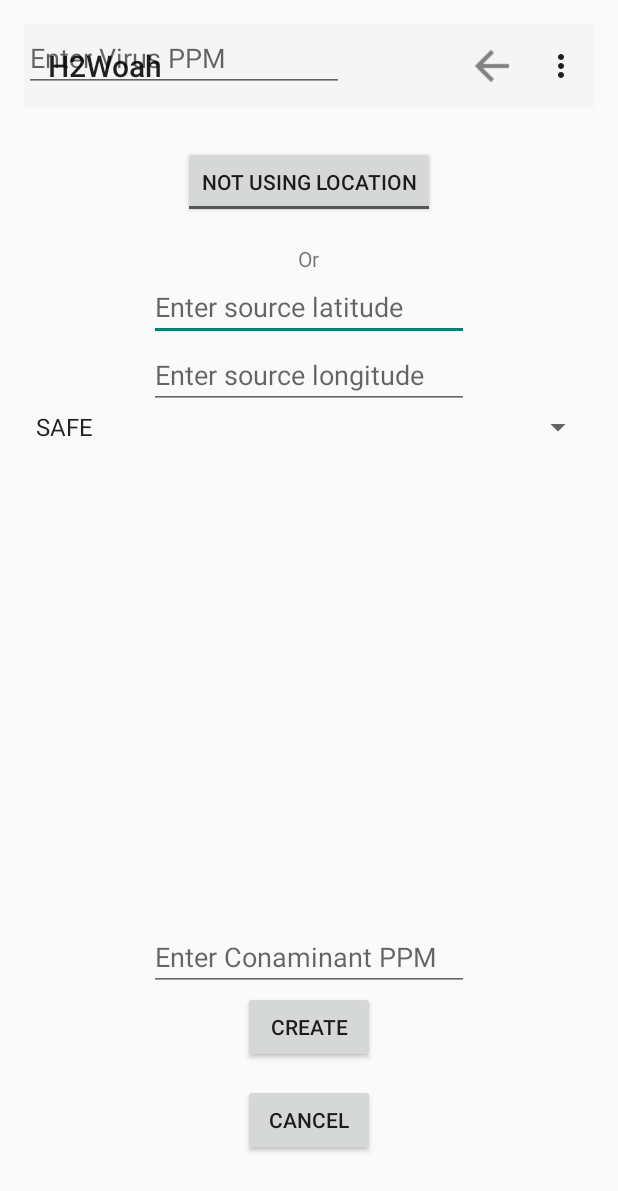
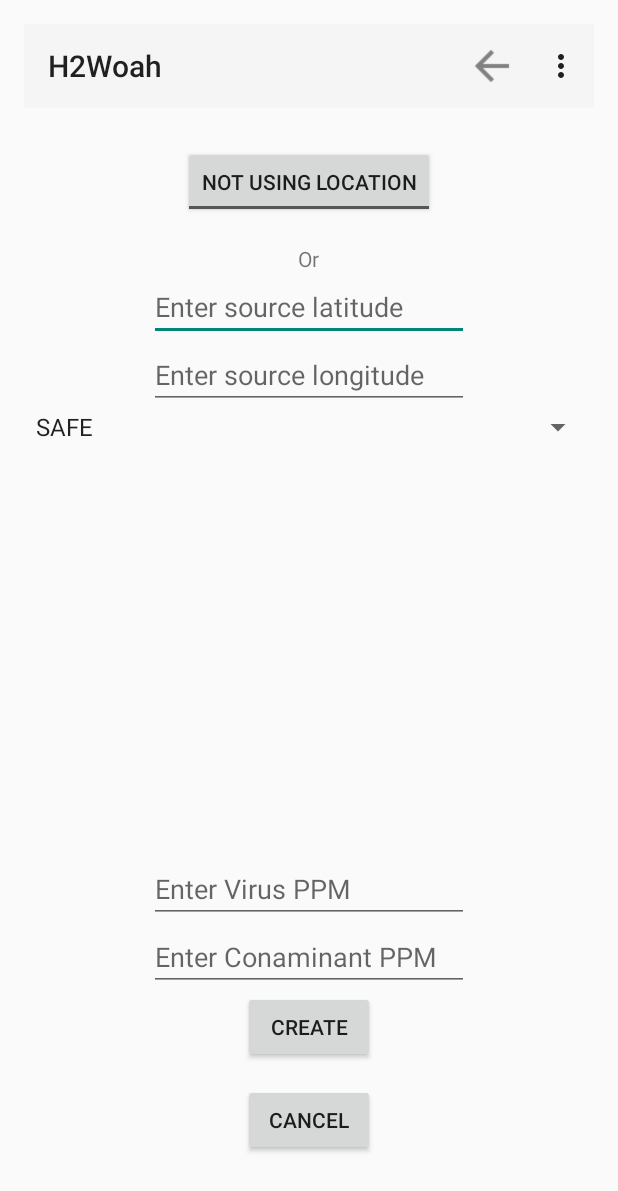
Before and after one commit to aaggarwal73/H2WoahAndroid, an Android app: the MapsActivity screen opened directly, with no data from a screen before it, in the options menu, after a tap on "Submit Quality Report", on a phone screen of 412 x 824 dp. Shown: the top 1191 px of the screen. Run offline under Robolectric (Android 15) with nearby library versions, the phone set to English and light mode, and no system bars; 4 statements that could not run were skipped.

Commit message:
fixed bug with registering user and added userlevel controls for creating and managing reports

```diff
--- a/H2Woah/app/src/main/java/com/h2woah/MapsActivity.java
+++ b/H2Woah/app/src/main/java/com/h2woah/MapsActivity.java
@@ -17,6 +17,7 @@ import com.google.android.gms.maps.model.LatLng;
 import com.google.android.gms.maps.model.Marker;
 import com.google.android.gms.maps.model.MarkerOptions;
 import com.h2woah.model.User;
+import com.h2woah.model.UserLevel;
 import com.h2woah.model.WaterSourceReport;
 
 import java.io.BufferedReader;
@@ -45,7 +46,13 @@ public class MapsActivity extends AppCompatActivity implements OnMapReadyCallbac
     @Override
     public boolean onCreateOptionsMenu(Menu menu) {
         // Inflate the menu; this adds items to the action bar if it is present.
-        getMenuInflater().inflate(R.menu.menu, menu);
+        if (LoginActivity.currentUser.getUserLevel().equals(UserLevel.NORMAL)) {
+            getMenuInflater().inflate(R.menu.usermenu, menu);
+
+        } else {
+            getMenuInflater().inflate(R.menu.menu, menu);
+
+        }
         return true;
     }
     @Override
@@ -53,9 +60,9 @@ public class MapsActivity extends AppCompatActivity implements OnMapReadyCallbac
         Intent intent;
         switch (item.getItemId()) {
             case R.id.action_back:
-                LoginActivity.logout();
-                intent = new Intent(this, LoginActivity.class);
-                startActivity(intent);
+//                LoginActivity.logout();
+//                intent = new Intent(this, LoginActivity.class);
+//                startActivity(intent);
                 // User chose the "back" item, show the app settings UI...
                 return true;
             case R.id.logout_action:
--- a/H2Woah/app/src/main/java/com/h2woah/RegisterActivity.java
+++ b/H2Woah/app/src/main/java/com/h2woah/RegisterActivity.java
@@ -70,6 +70,7 @@ public class RegisterActivity extends AppCompatActivity {
                 OutputStreamWriter outputStreamWriter = new OutputStreamWriter(this.openFileOutput("Users.txt", this.MODE_PRIVATE));
                 outputStreamWriter.write(person.toString());
                 outputStreamWriter.close();
+                LoginActivity.currentUser = person;
                 Intent intent = new Intent(this, MapsActivity.class);
                 startActivity(intent);
             } catch (IOException ex) {
--- a/H2Woah/app/src/main/res/layout/activity_create_quality_report.xml
+++ b/H2Woah/app/src/main/res/layout/activity_create_quality_report.xml
@@ -104,7 +104,7 @@
         android:hint="Enter Virus PPM"
         android:ems="10"
         android:id="@+id/virusPPM"
-        android:layout_above="@+id/contaminant"
-        android:layout_alignLeft="@+id/contaminant"
-        android:layout_alignStart="@+id/contaminant" />
+        android:layout_above="@+id/contaminantPPM"
+        android:layout_alignLeft="@+id/contaminantPPM"
+        android:layout_alignStart="@+id/contaminantPPM" />
 </RelativeLayout>
--- /dev/null
+++ b/H2Woah/app/src/main/res/menu/usermenu.xml
@@ -0,0 +1,42 @@
+<?xml version="1.0" encoding="utf-8"?>
+<menu xmlns:android="http://schemas.android.com/apk/res/android" xmlns:app="http://schemas.android.com/apk/res-auto">
+
+    <item
+        android:title="back_button"
+        android:id="@+id/action_back"
+        android:icon="@drawable/ic_action_back"
+        android:orderInCategory="1"
+        app:showAsAction="always">
+
+    </item>
+
+    <item
+        android:title="Logout"
+        android:id="@+id/logout_action"
+        android:orderInCategory="100"
+        app:showAsAction="never">
+    </item>
+
+    <item
+        android:title="Edit Profile"
+        android:id="@+id/edit_profile"
+        android:icon="@drawable/ic_action_person"
+        android:orderInCategory="2"
+        app:showAsAction="always">
+    </item>
+    <item
+        android:title="Submit Water Report"
+        android:id="@+id/new_water_report"
+        android:orderInCategory="3"
+        app:showAsAction="never">
+    </item>
+
+
+    <item
+        android:title="View Source Report"
+        android:id="@+id/view_source_report"
+        android:orderInCategory="5"
+        app:showAsAction="never">
+    </item>
+
+</menu>
```
